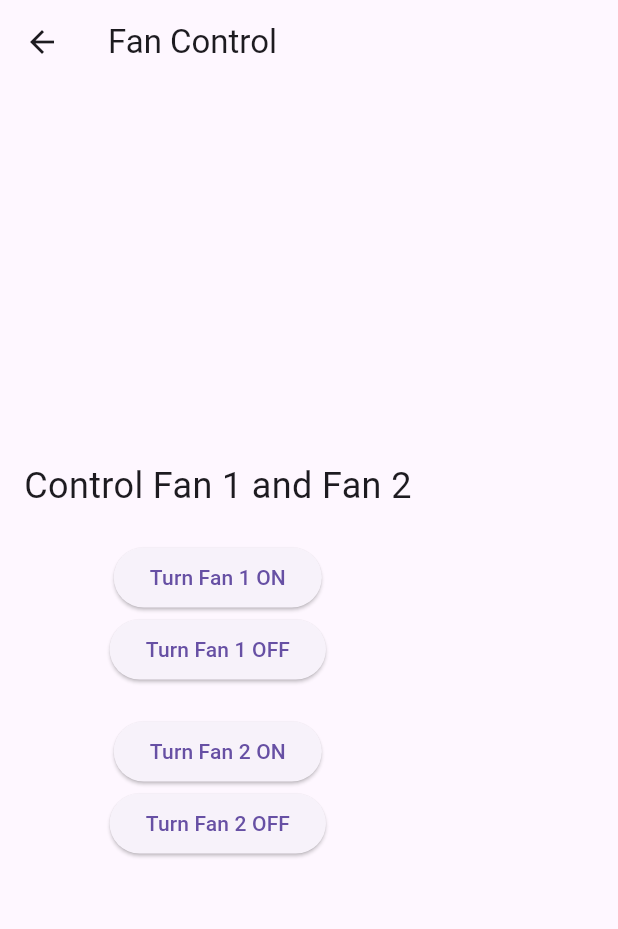
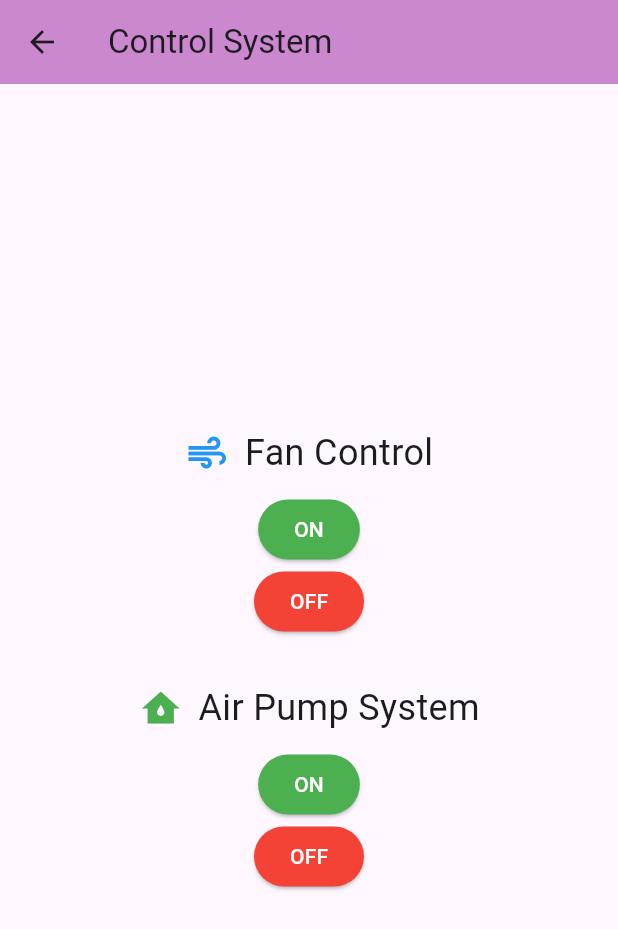
Before and after one commit to ahmadmourad/Smart-Cooling-System-IoT-Final-Project, a Flutter app: the FanControlScreen screen opened by its route, on a phone screen of 412 x 824 dp. Shown: the top 929 px of the screen. Run offline on Flutter 3.47's test engine with Material 3 defaults, Android fonts, the phone set to English and light mode, and no system bars; our stand-ins replace cloud_firestore, firebase_auth, firebase_core, syncfusion_flutter_charts; missing offline and left inert: mqtt_client; accounts and stored records are empty.

Commit message:
added flutter design

```diff
--- a/flutter_app/lib/FanControlScreen.dart
+++ b/flutter_app/lib/FanControlScreen.dart
@@ -6,44 +6,93 @@ class FanControlScreen extends StatelessWidget {
 
   FanControlScreen({required this.mqttClientWrapper});
 
-  void _toggleFan(String fan, bool turnOn) {
-    mqttClientWrapper.publishMessage('esp32/$fan', turnOn ? 'ON' : 'OFF');
+  void _toggleDevice(String device, bool turnOn) {
+    mqttClientWrapper.publishMessage('esp32/$device', turnOn ? 'ON' : 'OFF');
   }
 
   @override
   Widget build(BuildContext context) {
     return Scaffold(
       appBar: AppBar(
-        title: Text('Fan Control'),
+        title: Text('Control System'),
+        backgroundColor: Color.fromARGB(124, 150, 18, 157),
       ),
-      body: Padding(
+      body: Center(
+        child: Padding(
           padding: const EdgeInsets.all(16.0),
           child: Column(
             mainAxisAlignment: MainAxisAlignment.center,
             children: [
+              // Fan Control Section
+              Row(
+                mainAxisAlignment: MainAxisAlignment.center,
+                children: [
+                  Icon(Icons.air, size: 30, color: Colors.blue),
+                  SizedBox(width: 10),
                   Text(
-              'Control Fan 1 and Fan 2',
+                    'Fan Control',
                     style: TextStyle(fontSize: 24),
                   ),
-            SizedBox(height: 20),
+                ],
+              ),
+              SizedBox(height: 10),
               ElevatedButton(
-              onPressed: () => _toggleFan('fan1', true),
-              child: Text('Turn Fan 1 ON'),
+                onPressed: () => _toggleDevice('fan1', true),
+                style: ElevatedButton.styleFrom(
+                  backgroundColor: Colors.green, // Green color for ON
+                ),
+                child: Text(
+                  'ON',
+                  style: TextStyle(color: Colors.white), // Text color for ON
+                ),
               ),
               ElevatedButton(
-              onPressed: () => _toggleFan('fan1', false),
-              child: Text('Turn Fan 1 OFF'),
+                onPressed: () => _toggleDevice('fan1', false),
+                style: ElevatedButton.styleFrom(
+                  backgroundColor: Colors.red, // Red color for OFF
                 ),
-            SizedBox(height: 20),
+                child: Text(
+                  'OFF',
+                  style: TextStyle(color: Colors.white), // Text color for OFF
+                ),
+              ),
+              SizedBox(height: 30), // Space between sections
+
+              // Air Pump System Section
+              Row(
+                mainAxisAlignment: MainAxisAlignment.center,
+                children: [
+                  Icon(Icons.water_damage, size: 30, color: Colors.green),
+                  SizedBox(width: 10),
+                  Text(
+                    'Air Pump System',
+                    style: TextStyle(fontSize: 24),
+                  ),
+                ],
+              ),
+              SizedBox(height: 10),
               ElevatedButton(
-              onPressed: () => _toggleFan('fan2', true),
-              child: Text('Turn Fan 2 ON'),
+                onPressed: () => _toggleDevice('airPump', true),
+                style: ElevatedButton.styleFrom(
+                  backgroundColor: Colors.green, // Green color for ON
+                ),
+                child: Text(
+                  'ON',
+                  style: TextStyle(color: Colors.white), // Text color for ON
+                ),
               ),
               ElevatedButton(
-              onPressed: () => _toggleFan('fan2', false),
-              child: Text('Turn Fan 2 OFF'),
+                onPressed: () => _toggleDevice('airPump', false),
+                style: ElevatedButton.styleFrom(
+                  backgroundColor: Colors.red, // Red color for OFF
+                ),
+                child: Text(
+                  'OFF',
+                  style: TextStyle(color: Colors.white), // Text color for OFF
+                ),
               ),
             ],
+          ),
         ),
       ),
     );
--- a/flutter_app/lib/signIn.dart
+++ b/flutter_app/lib/signIn.dart
@@ -1,6 +1,8 @@
 import 'package:firebase_auth/firebase_auth.dart';
 import 'package:flutter/material.dart';
 import 'signUp.dart';
+import 'sensorScreen.dart'; // Import the SensorScreen
+import 'MQTT.dart'; // Import the MQTT client wrapper
 
 class SignInScreen extends StatefulWidget {
   @override
@@ -11,6 +13,7 @@ class _SignInScreenState extends State<SignInScreen> {
   final TextEditingController _emailController = TextEditingController();
   final TextEditingController _passwordController = TextEditingController();
   final FirebaseAuth _auth = FirebaseAuth.instance;
+  final MQTTClientWrapper mqttClientWrapper = MQTTClientWrapper(); // Initialize the MQTT client wrapper
 
   void _signIn() async {
     try {
@@ -20,6 +23,14 @@ class _SignInScreenState extends State<SignInScreen> {
       );
 
       print("User signed in successfully");
+
+      // Navigate to the SensorScreen after successful sign-in
+      Navigator.push(
+        context,
+        MaterialPageRoute(
+          builder: (context) => SensorScreen(mqttClientWrapper: mqttClientWrapper),
+        ),
+      );
     } on FirebaseAuthException catch (e) {
       print("Error: $e");
       // Handle errors like user not found, wrong password, etc.
```
Lines whose indentation alone changed are shown as unchanged.
